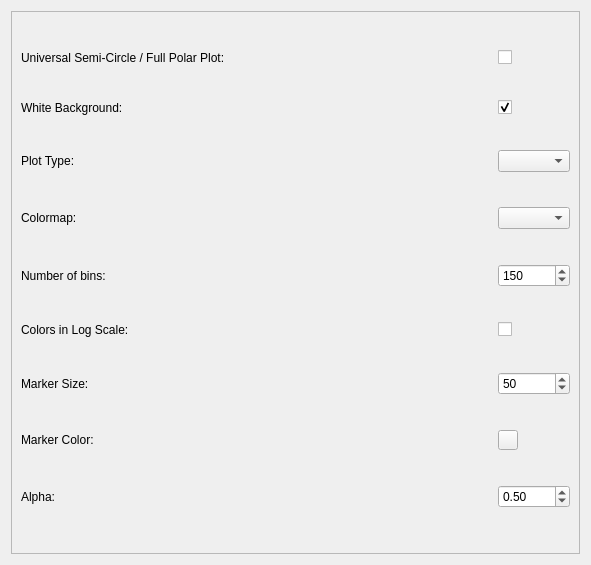
First picture: the form in src/napari_phasors/ui/plotter_inputs_widget.ui, repository napari-phasors/napari-phasors, before the edit.
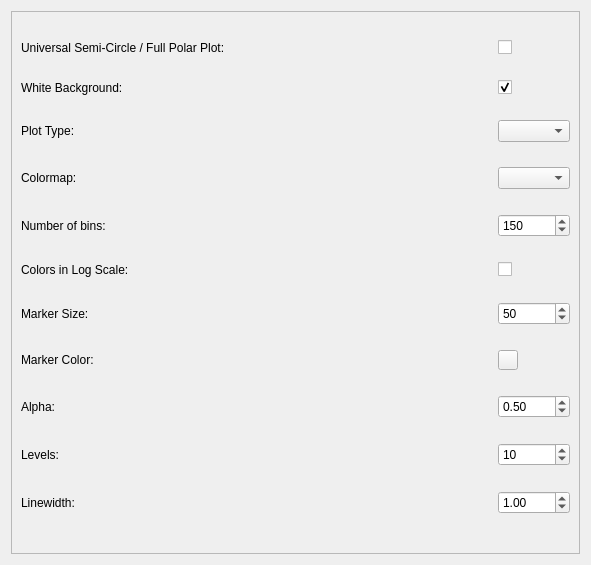
Second picture: the form after the edit.

Commit message: Add Contour Plot (#234)

Patch:
```diff
--- a/src/napari_phasors/ui/plotter_inputs_widget.ui
+++ b/src/napari_phasors/ui/plotter_inputs_widget.ui
@@ -149,6 +149,34 @@
         </widget>
        </item>
 
+       <!-- Contour Plot Elements -->
+       <item row="9" column="0">
+        <widget class="QLabel" name="label_contour_levels">
+         <property name="text"><string>Levels:</string></property>
+        </widget>
+       </item>
+       <item row="9" column="1">
+        <widget class="QSpinBox" name="contour_levels_spinbox">
+         <property name="minimum"><number>1</number></property>
+         <property name="maximum"><number>100</number></property>
+         <property name="value"><number>10</number></property>
+        </widget>
+       </item>
+
+       <item row="10" column="0">
+        <widget class="QLabel" name="label_contour_linewidth">
+         <property name="text"><string>Linewidth:</string></property>
+        </widget>
+       </item>
+       <item row="10" column="1">
+        <widget class="QDoubleSpinBox" name="contour_linewidth_spinbox">
+         <property name="minimum"><double>0.1</double></property>
+         <property name="maximum"><double>10.0</double></property>
+         <property name="singleStep"><double>0.5</double></property>
+         <property name="value"><double>1.0</double></property>
+        </widget>
+       </item>
+
       </layout>
      </widget>
     </widget>
```
The commit also changes 6 other files.
